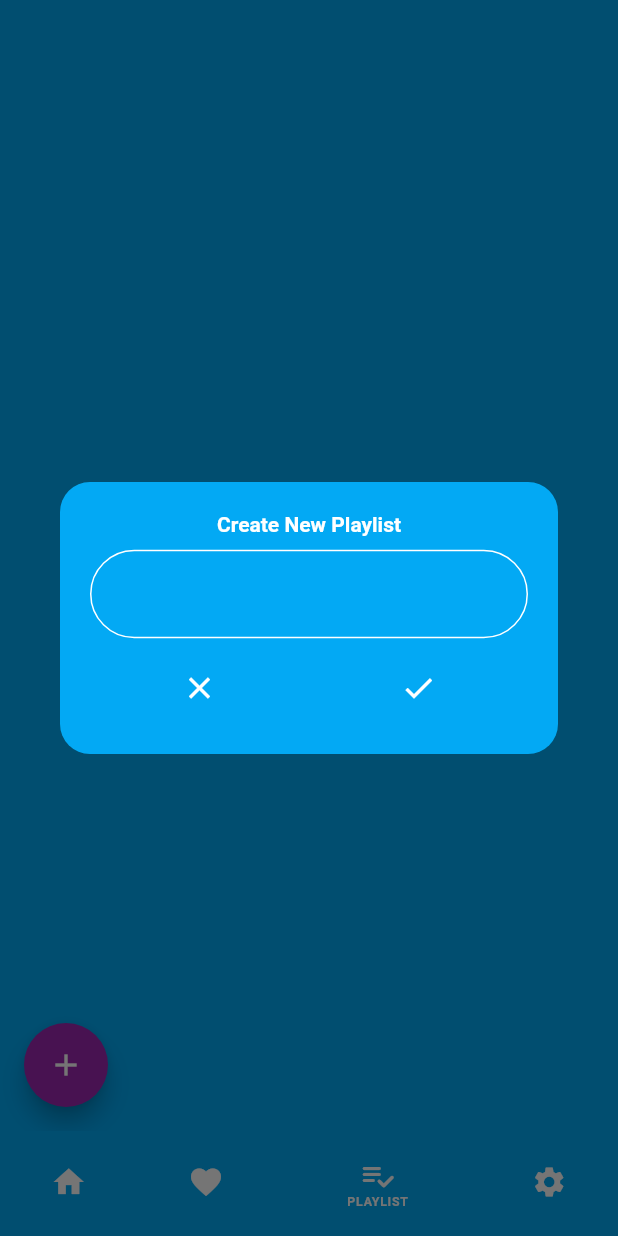
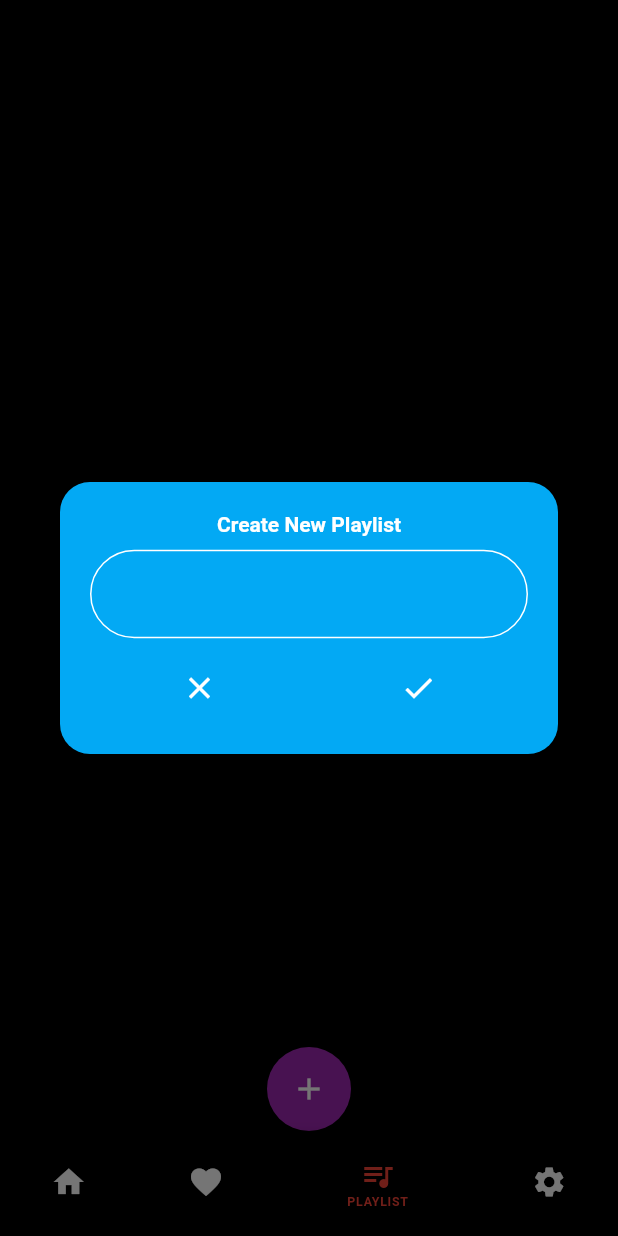
Before and after one commit to shijinthottiyil/zap-player, a Flutter app: the screen it shows after launch, item 3 of the bottom bar chosen, after a tap on the "add" icon, on a phone screen of 412 x 824 dp. Run offline on Flutter 3.47's test engine with Material 2 defaults, Android fonts, the light colour scheme and no system bars; our stand-ins replace hive_flutter, just_audio, just_audio_background, on_audio_query, permission_handler; accounts and stored records are empty.

Commit message:
ui_changed_to_black_and_ready_to_host

```diff
--- a/zap_player/lib/db/functions/playlist_db.dart
+++ b/zap_player/lib/db/functions/playlist_db.dart
@@ -6,6 +6,7 @@
 
 class PlayListDB {
   static ValueNotifier<List<MusicModel>> playlistnotifier = ValueNotifier([]);
+  static final playListDb = Hive.box<MusicModel>('playlistDb');
 
 //  ValueNotifier<List<MusicModel>> viewPlaylistnotifier = ValueNotifier([]);
 
--- a/zap_player/lib/main.dart
+++ b/zap_player/lib/main.dart
@@ -18,7 +18,7 @@
 
   SystemChrome.setPreferredOrientations(
       [DeviceOrientation.portraitUp, DeviceOrientation.portraitDown]);
-  WidgetsFlutterBinding.ensureInitialized();
+  // WidgetsFlutterBinding.ensureInitialized();
   await JustAudioBackground.init(
     androidNotificationChannelId: 'com.ryanheise.bg_demo.channel.audio',
     androidNotificationChannelName: 'Audio playback',
@@ -28,7 +28,7 @@
   runApp(
     MaterialApp(
       theme: ThemeData(
-        scaffoldBackgroundColor: Colors.lightBlue,
+        scaffoldBackgroundColor: Colors.black,
       ),
       debugShowCheckedModeBanner: false,
       home: const SplashScreen(),
--- a/zap_player/lib/screens/bottomnav_screen.dart
+++ b/zap_player/lib/screens/bottomnav_screen.dart
@@ -44,15 +44,15 @@
                   : const SizedBox(),
               Theme(
                 data: Theme.of(context).copyWith(
-                  canvasColor: Colors.lightBlue,
+                  canvasColor: Colors.black,
                 ),
                 child: SizedBox(
                   height: MediaQuery.of(context).size.height * 0.085,
                   child: BottomNavigationBar(
-                    elevation: 0.0,
                     showUnselectedLabels: false,
+                    unselectedItemColor: Colors.white,
                     selectedFontSize: MediaQuery.of(context).size.height * 0.01,
-                    selectedItemColor: Colors.white,
+                    selectedItemColor: Colors.red,
                     selectedLabelStyle: const TextStyle(
                         fontWeight: FontWeight.bold, letterSpacing: 0.5),
                     currentIndex: selectIndex,
@@ -72,7 +72,7 @@
                           bottomNavBarIcon: Icons.favorite,
                           bottomNavBarLabel: 'FAVORITE'),
                       bottomNavBarMethod(
-                          bottomNavBarIcon: Icons.playlist_add_check_rounded,
+                          bottomNavBarIcon: Icons.queue_music,
                           bottomNavBarLabel: 'PLAYLIST'),
                       bottomNavBarMethod(
                           bottomNavBarIcon: Icons.settings,
@@ -93,7 +93,6 @@
     return BottomNavigationBarItem(
         icon: Icon(
           bottomNavBarIcon,
-          color: Colors.white,
         ),
         label: bottomNavBarLabel);
   }
--- a/zap_player/lib/screens/favorites/favbut_musicplaying.dart
+++ b/zap_player/lib/screens/favorites/favbut_musicplaying.dart
@@ -33,7 +33,7 @@
                     color: Colors.red,
                   )
                 : const Icon(
-                    Icons.favorite,
+                    Icons.favorite_border,
                     color: Colors.white,
                   ),
           );
--- a/zap_player/lib/screens/home_screen.dart
+++ b/zap_player/lib/screens/home_screen.dart
@@ -43,18 +43,18 @@
         // floatHeaderSlivers: true,
         headerSliverBuilder: ((context, innerBoxIsScrolled) => [
               SliverAppBar(
-                backgroundColor: Colors.lightBlue,
+                backgroundColor: Colors.black,
                 elevation: 0,
-                expandedHeight: MediaQuery.of(context).size.height * 0.22,
-                flexibleSpace: const FlexibleSpaceBar(
+                expandedHeight: MediaQuery.of(context).size.height * 0.12,
+                flexibleSpace: FlexibleSpaceBar(
                   centerTitle: true,
                   title: Text(
                     'ZAP PLAYER',
-                    textAlign: TextAlign.start,
+                    style: TextStyle(
+                        fontSize: MediaQuery.of(context).size.width * 0.04),
                   ),
                 ),
-                // floating: true,
-                // snap: true,
+                pinned: true,
                 actions: [
                   IconButton(
                       onPressed: () {
@@ -92,7 +92,8 @@
                         color: Colors.white,
                         fontSize: 20.0,
                         fontWeight: FontWeight.bold),
-                ));
+                  ),
+                );
               } else {
                 HomePage.startSong = item.data!;
                 GetSongs.songscopy = item.data!;
--- a/zap_player/lib/screens/miniplayer.dart
+++ b/zap_player/lib/screens/miniplayer.dart
@@ -24,7 +24,7 @@
   @override
   Widget build(BuildContext context) {
     return Container(
-      color: Colors.redAccent,
+      color: Colors.grey,
       child: ListTile(
         tileColor: Colors.red,
         onTap: () {
--- a/zap_player/lib/screens/now_playing_screen.dart
+++ b/zap_player/lib/screens/now_playing_screen.dart
@@ -65,7 +65,7 @@
           appBar: AppBar(
             title: const Text('NOW PLAYING'),
             centerTitle: true,
-            backgroundColor: Colors.lightBlue,
+            backgroundColor: Colors.black,
             elevation: 0,
             leading: IconButton(
               onPressed: (() {
--- a/zap_player/lib/screens/search_screen.dart
+++ b/zap_player/lib/screens/search_screen.dart
@@ -119,7 +119,7 @@
     return Scaffold(
       appBar: AppBar(
         toolbarHeight: MediaQuery.of(context).size.height * 0.08,
-        backgroundColor: Colors.lightBlue,
+        backgroundColor: Colors.black,
         elevation: 0.0,
         actions: [
           Container(
--- a/zap_player/lib/screens/splash_screen.dart
+++ b/zap_player/lib/screens/splash_screen.dart
@@ -28,7 +28,8 @@
   @override
   Widget build(BuildContext context) {
     return Scaffold(
-      backgroundColor: const Color(0xff020548),
+      // backgroundColor: const Color(0xff020548),
+      backgroundColor: Colors.black,
       body: Center(
         child: Image.asset(
           'assets/images/zap_player_logo.png',
```
Also changed, not shown: zap_player/lib/screens/favorites/favourites_screen.dart (+7 -5 lines), zap_player/lib/screens/playlist/playlist_screen.dart (+25 -7 lines), zap_player/lib/screens/playlist/playlist_song_display.dart (+8 -4 lines), zap_player/lib/screens/playlist/playlist_song_list.dart (+4 -12 lines), zap_player/lib/screens/settings_screen.dart (+3 -9 lines), zap_player/assets/images/about_us_logo.png, zap_player/assets/images/privacy_policy_logo (2).png (added), zap_player/assets/images/privacy_policy_logo.png (deleted), 5 other files. Lines whose indentation alone changed are shown as unchanged.
